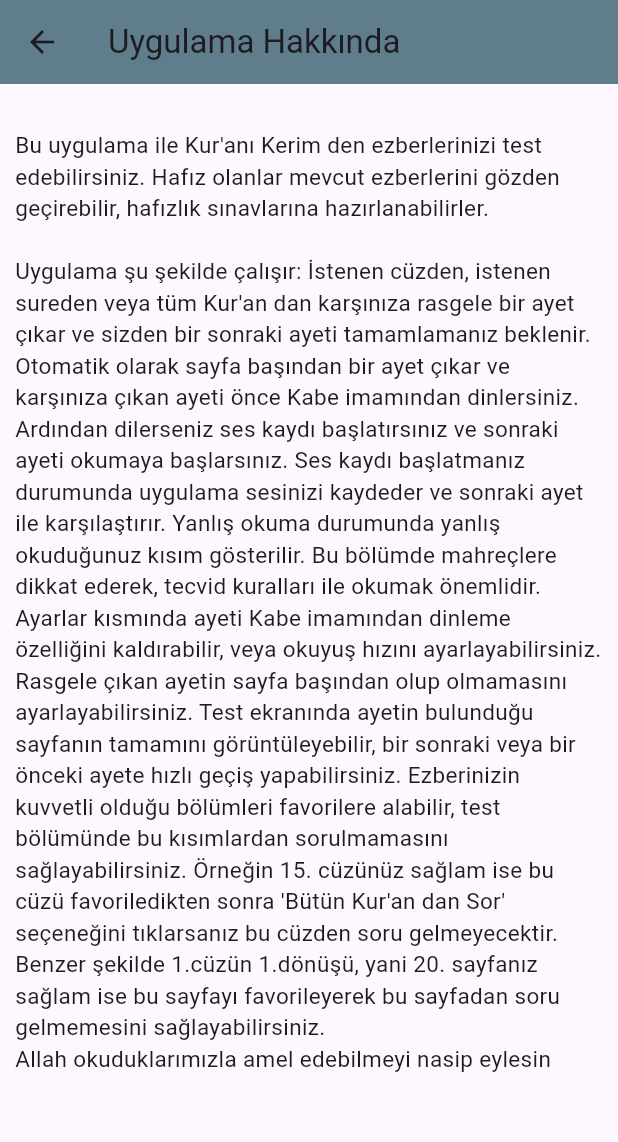
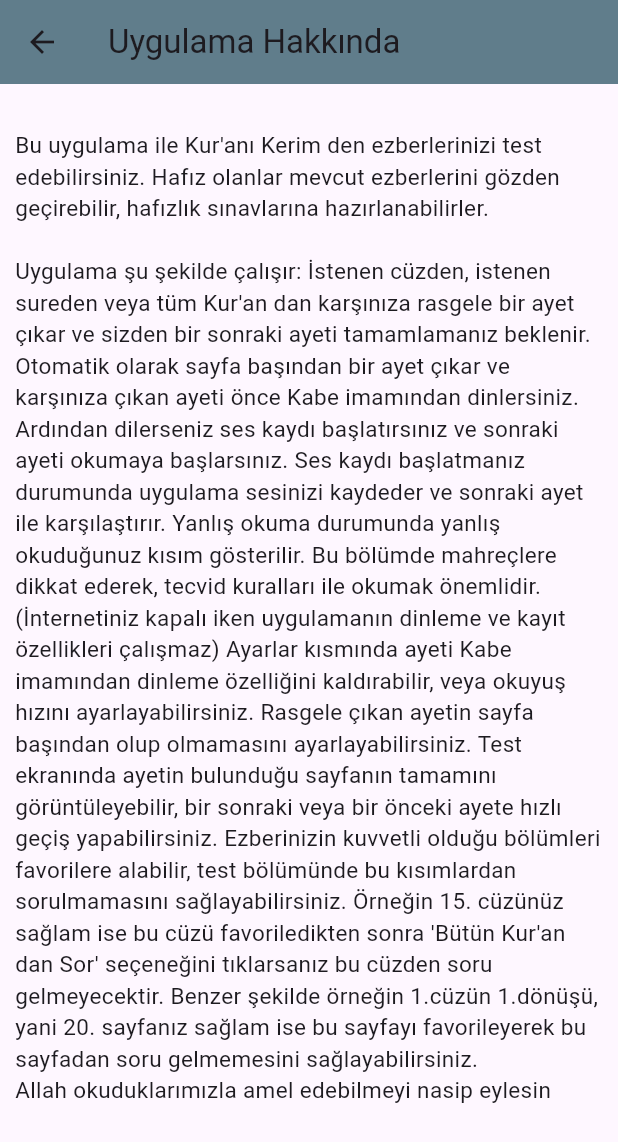
Before and after one commit to yalpay/hafiz_test-main, a Flutter app: the InformationScreen screen opened directly, on a phone screen of 412 x 824 dp. Shown: the top 1142 px of the screen. Run offline on Flutter 3.47's test engine with Material 3 defaults, Android fonts, the phone set to English and light mode, and no system bars; our stand-ins replace audioplayers, hive_flutter, shimmer, speech_to_text; missing offline and left inert: flutter_islamic_icons; accounts and stored records are empty.

Commit message:
info update

```diff
--- a/lib/entrance_pages/information.dart
+++ b/lib/entrance_pages/information.dart
@@ -32,18 +32,18 @@ class Info extends State<InformationScreen> {
                   padding: EdgeInsets.all(10),
                   child: Text(
                       style: TextStyle(fontSize: 15),
-                      "Bu uygulama ile Kur'anı Kerim den ezberlerinizi test edebilirsiniz. Hafız olanlar mevcut ezberlerini gözden geçirebilir, "
-                      "hafızlık sınavlarına hazırlanabilirler.\n\nUygulama şu şekilde çalışır: İstenen cüzden, istenen sureden veya tüm Kur'an dan "
-                      "karşınıza rasgele bir ayet çıkar ve sizden bir sonraki ayeti tamamlamanız beklenir. Otomatik olarak sayfa başından bir ayet "
-                      "çıkar ve karşınıza çıkan ayeti önce Kabe imamından dinlersiniz. Ardından dilerseniz ses kaydı başlatırsınız ve sonraki ayeti "
-                      "okumaya başlarsınız. Ses kaydı başlatmanız durumunda uygulama sesinizi kaydeder ve sonraki ayet ile karşılaştırır. Yanlış "
-                      "okuma durumunda yanlış okuduğunuz kısım gösterilir. Bu bölümde mahreçlere dikkat ederek, tecvid kuralları ile okumak önemlidir. "
-                      "Ayarlar kısmında ayeti Kabe imamından dinleme özelliğini kaldırabilir, veya okuyuş hızını ayarlayabilirsiniz. Rasgele çıkan "
-                      "ayetin sayfa başından olup olmamasını ayarlayabilirsiniz. Test ekranında ayetin bulunduğu sayfanın tamamını görüntüleyebilir, "
-                      "bir sonraki veya bir önceki ayete hızlı geçiş yapabilirsiniz. Ezberinizin kuvvetli olduğu bölümleri favorilere alabilir, test "
-                      "bölümünde bu kısımlardan sorulmamasını sağlayabilirsiniz. Örneğin 15. cüzünüz sağlam ise bu cüzü favoriledikten sonra 'Bütün "
-                      "Kur'an dan Sor' seçeneğini tıklarsanız bu cüzden soru gelmeyecektir. Benzer şekilde 1.cüzün 1.dönüşü, yani 20. sayfanız sağlam "
-                      "ise bu sayfayı favorileyerek bu sayfadan soru gelmemesini sağlayabilirsiniz.\nAllah okuduklarımızla amel edebilmeyi nasip eylesin"),
+                      "Bu uygulama ile Kur'anı Kerim den ezberlerinizi test edebilirsiniz. Hafız olanlar mevcut ezberlerini gözden geçirebilir, hafızlık sınavlarına "
+                      "hazırlanabilirler.\n\nUygulama şu şekilde çalışır: İstenen cüzden, istenen sureden veya tüm Kur'an dan karşınıza rasgele bir ayet çıkar ve "
+                      "sizden bir sonraki ayeti tamamlamanız beklenir. Otomatik olarak sayfa başından bir ayet çıkar ve karşınıza çıkan ayeti önce Kabe imamından "
+                      "dinlersiniz. Ardından dilerseniz ses kaydı başlatırsınız ve sonraki ayeti okumaya başlarsınız. Ses kaydı başlatmanız durumunda uygulama "
+                      "sesinizi kaydeder ve sonraki ayet ile karşılaştırır. Yanlış okuma durumunda yanlış okuduğunuz kısım gösterilir. Bu bölümde mahreçlere "
+                      "dikkat ederek, tecvid kuralları ile okumak önemlidir. (İnternetiniz kapalı iken uygulamanın dinleme ve kayıt özellikleri çalışmaz) Ayarlar "
+                      "kısmında ayeti Kabe imamından dinleme özelliğini kaldırabilir, veya okuyuş hızını ayarlayabilirsiniz. Rasgele çıkan ayetin sayfa başından "
+                      "olup olmamasını ayarlayabilirsiniz. Test ekranında ayetin bulunduğu sayfanın tamamını görüntüleyebilir, bir sonraki veya bir önceki ayete "
+                      "hızlı geçiş yapabilirsiniz. Ezberinizin kuvvetli olduğu bölümleri favorilere alabilir, test bölümünde bu kısımlardan sorulmamasını "
+                      "sağlayabilirsiniz. Örneğin 15. cüzünüz sağlam ise bu cüzü favoriledikten sonra 'Bütün Kur'an dan Sor' seçeneğini tıklarsanız bu cüzden "
+                      "soru gelmeyecektir. Benzer şekilde örneğin 1.cüzün 1.dönüşü, yani 20. sayfanız sağlam ise bu sayfayı favorileyerek bu sayfadan soru "
+                      "gelmemesini sağlayabilirsiniz.\nAllah okuduklarımızla amel edebilmeyi nasip eylesin"),
                 ),
               ],
             ),
```
